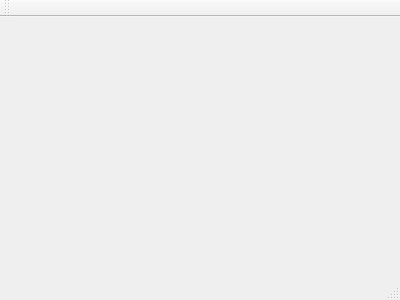
darksun190/S_calypso, file mainwindow.ui: the form before one commit.
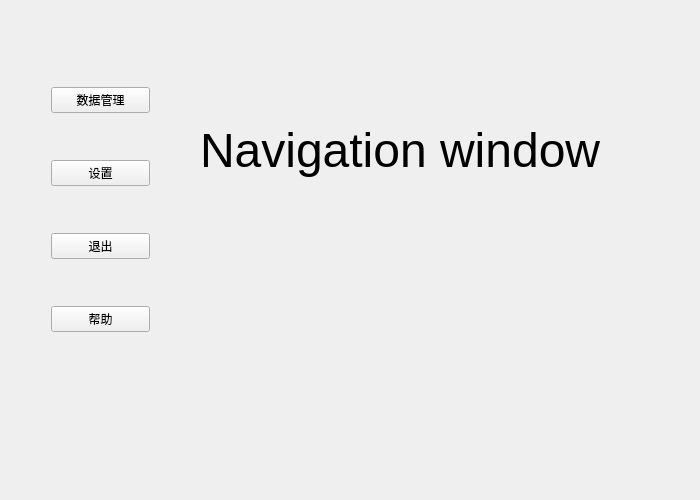
The form after the commit.

Commit message: copy from the last work basis construction of the windows no function

Diff of the .ui file:
```diff
--- a/mainwindow.ui
+++ b/mainwindow.ui
@@ -1,24 +1,88 @@
 <ui version="4.0">
  <class>MainWindow</class>
- <widget class="QMainWindow" name="MainWindow" >
-  <property name="geometry" >
+ <widget class="QMainWindow" name="MainWindow">
+  <property name="geometry">
    <rect>
     <x>0</x>
     <y>0</y>
-    <width>400</width>
-    <height>300</height>
+    <width>700</width>
+    <height>500</height>
    </rect>
   </property>
-  <property name="windowTitle" >
-   <string>MainWindow</string>
+  <property name="sizePolicy">
+   <sizepolicy hsizetype="Fixed" vsizetype="Fixed">
+    <horstretch>0</horstretch>
+    <verstretch>0</verstretch>
+   </sizepolicy>
   </property>
-  <widget class="QMenuBar" name="menuBar" />
-  <widget class="QToolBar" name="mainToolBar" />
-  <widget class="QWidget" name="centralWidget" />
-  <widget class="QStatusBar" name="statusBar" />
+  <property name="windowTitle">
+   <string>导航窗口</string>
+  </property>
+  <widget class="QWidget" name="centralWidget">
+   <widget class="QLabel" name="label">
+    <property name="geometry">
+     <rect>
+      <x>200</x>
+      <y>60</y>
+      <width>541</width>
+      <height>181</height>
+     </rect>
+    </property>
+    <property name="font">
+     <font>
+      <pointsize>36</pointsize>
+     </font>
+    </property>
+    <property name="text">
+     <string>Navigation window</string>
+    </property>
+   </widget>
+   <widget class="QWidget" name="">
+    <property name="geometry">
+     <rect>
+      <x>40</x>
+      <y>30</y>
+      <width>121</width>
+      <height>361</height>
+     </rect>
+    </property>
+    <layout class="QVBoxLayout" name="verticalLayout">
+     <property name="spacing">
+      <number>1</number>
+     </property>
+     <item>
+      <widget class="QPushButton" name="b_data">
+       <property name="text">
+        <string>数据管理</string>
+       </property>
+      </widget>
+     </item>
+     <item>
+      <widget class="QPushButton" name="b_set">
+       <property name="text">
+        <string>设置</string>
+       </property>
+      </widget>
+     </item>
+     <item>
+      <widget class="QPushButton" name="b_exit">
+       <property name="text">
+        <string>退出</string>
+       </property>
+      </widget>
+     </item>
+     <item>
+      <widget class="QPushButton" name="b_help">
+       <property name="text">
+        <string>帮助</string>
+       </property>
+      </widget>
+     </item>
+    </layout>
+   </widget>
+  </widget>
  </widget>
- <layoutDefault spacing="6" margin="11" />
- <pixmapfunction></pixmapfunction>
+ <layoutdefault spacing="6" margin="11"/>
  <resources/>
  <connections/>
 </ui>
```
Left out of the diff: 20 changed lines with no effect on the pictures. The commit also changes 14 other files.
